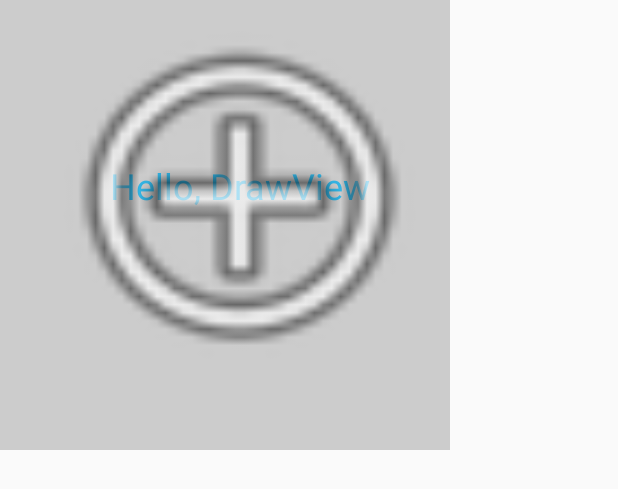
After one commit to lipanpan1030/androidDemo, an Android app: the layout sample_draw_view.xml on its own in the app's theme, with its tools: preview values and no code run, on a phone screen of 412 x 824 dp. The commit adds this screen. Shown: the top 489 px of the screen. Run offline under Robolectric (Android 15) with nearby library versions, the phone set to English and light mode, and no system bars.

Commit message:
[2018-06-06]paint基本用法学习

```diff
--- /dev/null
+++ b/app/src/main/java/com/meizu/lipan/androiddemo/draw/DrawView.java
@@ -0,0 +1,191 @@
+package com.meizu.lipan.androiddemo.draw;
+
+import android.content.Context;
+import android.content.res.TypedArray;
+import android.graphics.Canvas;
+import android.graphics.Color;
+import android.graphics.Paint;
+import android.graphics.drawable.Drawable;
+import android.text.TextPaint;
+import android.util.AttributeSet;
+import android.view.View;
+
+import com.meizu.lipan.androiddemo.R;
+
+/**
+ * TODO: document your custom view class.
+ */
+public class DrawView extends View {
+    private String mExampleString; // TODO: use a default from R.string...
+    private int mExampleColor = Color.RED; // TODO: use a default from R.color...
+    private float mExampleDimension = 0; // TODO: use a default from R.dimen...
+    private Drawable mExampleDrawable;
+
+    private TextPaint mTextPaint;
+    private float mTextWidth;
+    private float mTextHeight;
+
+    public DrawView(Context context) {
+        super(context);
+        init(null, 0);
+    }
+
+    public DrawView(Context context, AttributeSet attrs) {
+        super(context, attrs);
+        init(attrs, 0);
+    }
+
+    public DrawView(Context context, AttributeSet attrs, int defStyle) {
+        super(context, attrs, defStyle);
+        init(attrs, defStyle);
+    }
+
+    private void init(AttributeSet attrs, int defStyle) {
+        // Load attributes
+        final TypedArray a = getContext().obtainStyledAttributes(
+                attrs, R.styleable.DrawView, defStyle, 0);
+
+        mExampleString = a.getString(
+                R.styleable.DrawView_exampleString);
+        mExampleColor = a.getColor(
+                R.styleable.DrawView_exampleColor,
+                mExampleColor);
+        // Use getDimensionPixelSize or getDimensionPixelOffset when dealing with
+        // values that should fall on pixel boundaries.
+        mExampleDimension = a.getDimension(
+                R.styleable.DrawView_exampleDimension,
+                mExampleDimension);
+
+        if (a.hasValue(R.styleable.DrawView_exampleDrawable)) {
+            mExampleDrawable = a.getDrawable(
+                    R.styleable.DrawView_exampleDrawable);
+            mExampleDrawable.setCallback(this);
+        }
+
+        a.recycle();
+
+        // Set up a default TextPaint object
+        mTextPaint = new TextPaint();
+        mTextPaint.setFlags(Paint.ANTI_ALIAS_FLAG);
+        mTextPaint.setTextAlign(Paint.Align.LEFT);
+
+        // Update TextPaint and text measurements from attributes
+        invalidateTextPaintAndMeasurements();
+    }
+
+    private void invalidateTextPaintAndMeasurements() {
+        mTextPaint.setTextSize(mExampleDimension);
+        mTextPaint.setColor(mExampleColor);
+        mTextWidth = mTextPaint.measureText(mExampleString);
+
+        Paint.FontMetrics fontMetrics = mTextPaint.getFontMetrics();
+        mTextHeight = fontMetrics.bottom;
+    }
+
+    @Override
+    protected void onDraw(Canvas canvas) {
+        super.onDraw(canvas);
+
+        // TODO: consider storing these as member variables to reduce
+        // allocations per draw cycle.
+        int paddingLeft = getPaddingLeft();
+        int paddingTop = getPaddingTop();
+        int paddingRight = getPaddingRight();
+        int paddingBottom = getPaddingBottom();
+
+        int contentWidth = getWidth() - paddingLeft - paddingRight;
+        int contentHeight = getHeight() - paddingTop - paddingBottom;
+
+        // Draw the text.
+        canvas.drawText(mExampleString,
+                paddingLeft + (contentWidth - mTextWidth) / 2,
+                paddingTop + (contentHeight + mTextHeight) / 2,
+                mTextPaint);
+
+        // Draw the example drawable on top of the text.
+        if (mExampleDrawable != null) {
+            mExampleDrawable.setBounds(paddingLeft, paddingTop,
+                    paddingLeft + contentWidth, paddingTop + contentHeight);
+            mExampleDrawable.draw(canvas);
+        }
+    }
+
+    /**
+     * Gets the example string attribute value.
+     *
+     * @return The example string attribute value.
+     */
+    public String getExampleString() {
+        return mExampleString;
+    }
+
+    /**
+     * Sets the view's example string attribute value. In the example view, this string
+     * is the text to draw.
+     *
+     * @param exampleString The example string attribute value to use.
+     */
+    public void setExampleString(String exampleString) {
+        mExampleString = exampleString;
+        invalidateTextPaintAndMeasurements();
+    }
+
+    /**
+     * Gets the example color attribute value.
+     *
+     * @return The example color attribute value.
+     */
+    public int getExampleColor() {
+        return mExampleColor;
+    }
+
+    /**
+     * Sets the view's example color attribute value. In the example view, this color
+     * is the font color.
+     *
+     * @param exampleColor The example color attribute value to use.
+     */
+    public void setExampleColor(int exampleColor) {
+        mExampleColor = exampleColor;
+        invalidateTextPaintAndMeasurements();
+    }
+
+    /**
+     * Gets the example dimension attribute value.
+     *
+     * @return The example dimension attribute value.
+     */
+    public float getExampleDimension() {
+        return mExampleDimension;
+    }
+
+    /**
+     * Sets the view's example dimension attribute value. In the example view, this dimension
+     * is the font size.
+     *
+     * @param exampleDimension The example dimension attribute value to use.
+     */
+    public void setExampleDimension(float exampleDimension) {
+        mExampleDimension = exampleDimension;
+        invalidateTextPaintAndMeasurements();
+    }
+
+    /**
+     * Gets the example drawable attribute value.
+     *
+     * @return The example drawable attribute value.
+     */
+    public Drawable getExampleDrawable() {
+        return mExampleDrawable;
+    }
+
+    /**
+     * Sets the view's example drawable attribute value. In the example view, this drawable is
+     * drawn above the text.
+     *
+     * @param exampleDrawable The example drawable attribute value to use.
+     */
+    public void setExampleDrawable(Drawable exampleDrawable) {
+        mExampleDrawable = exampleDrawable;
+    }
+}
--- a/app/src/main/res/layout/activity_paint_demo.xml
+++ b/app/src/main/res/layout/activity_paint_demo.xml
@@ -7,5 +7,8 @@
     tools:context="com.meizu.lipan.androiddemo.draw.PaintDemoActivity">
 
 
+    <com.meizu.lipan.androiddemo.draw.CanvasView
+        android:layout_width="match_parent"
+        android:layout_height="match_parent" />
 
 </android.support.constraint.ConstraintLayout>
--- /dev/null
+++ b/app/src/main/res/layout/sample_draw_view.xml
@@ -0,0 +1,17 @@
+<FrameLayout xmlns:android="http://schemas.android.com/apk/res/android"
+    android:layout_width="match_parent"
+    android:layout_height="match_parent"
+    xmlns:app="http://schemas.android.com/apk/res-auto">
+
+    <com.meizu.lipan.androiddemo.draw.DrawView
+        android:layout_width="300dp"
+        android:layout_height="300dp"
+        android:background="#ccc"
+        android:paddingBottom="40dp"
+        android:paddingLeft="20dp"
+        app:exampleColor="#33b5e5"
+        app:exampleDimension="24sp"
+        app:exampleDrawable="@android:drawable/ic_menu_add"
+        app:exampleString="Hello, DrawView" />
+
+</FrameLayout>
```
Also changed, not shown: app/src/main/java/com/meizu/lipan/androiddemo/draw/CanvasView.java (added, +143 -0 lines), app/src/main/java/com/meizu/lipan/androiddemo/draw/PaintDemoActivity.java (+1 -18 lines), app/src/main/res/values/attrs_draw_view.xml (added, +8 -0 lines).
